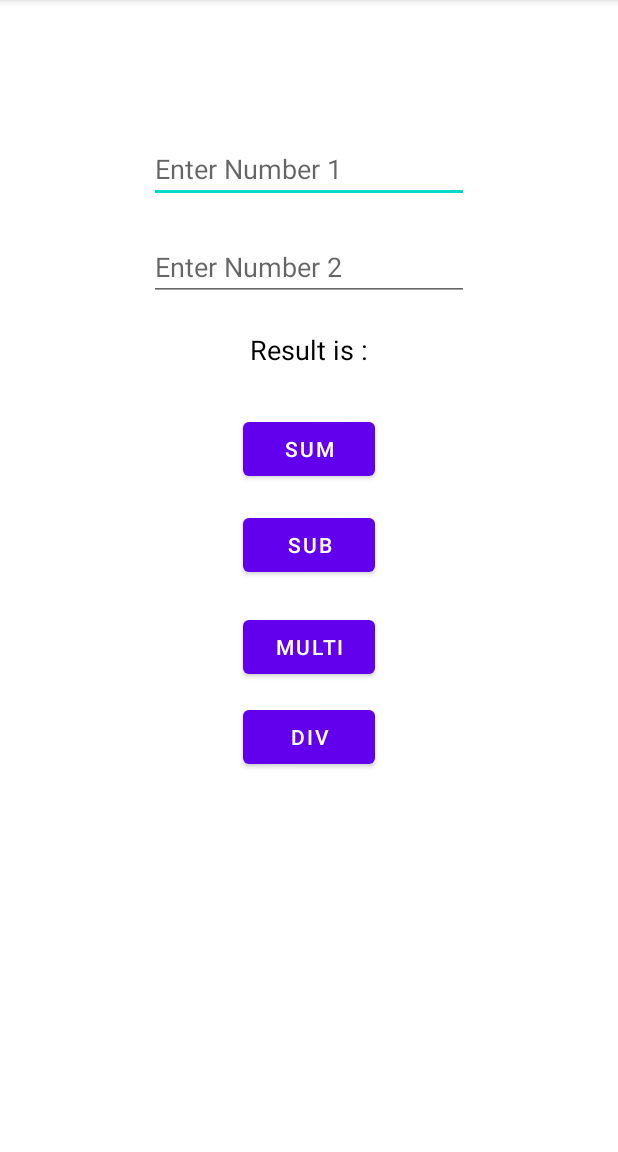
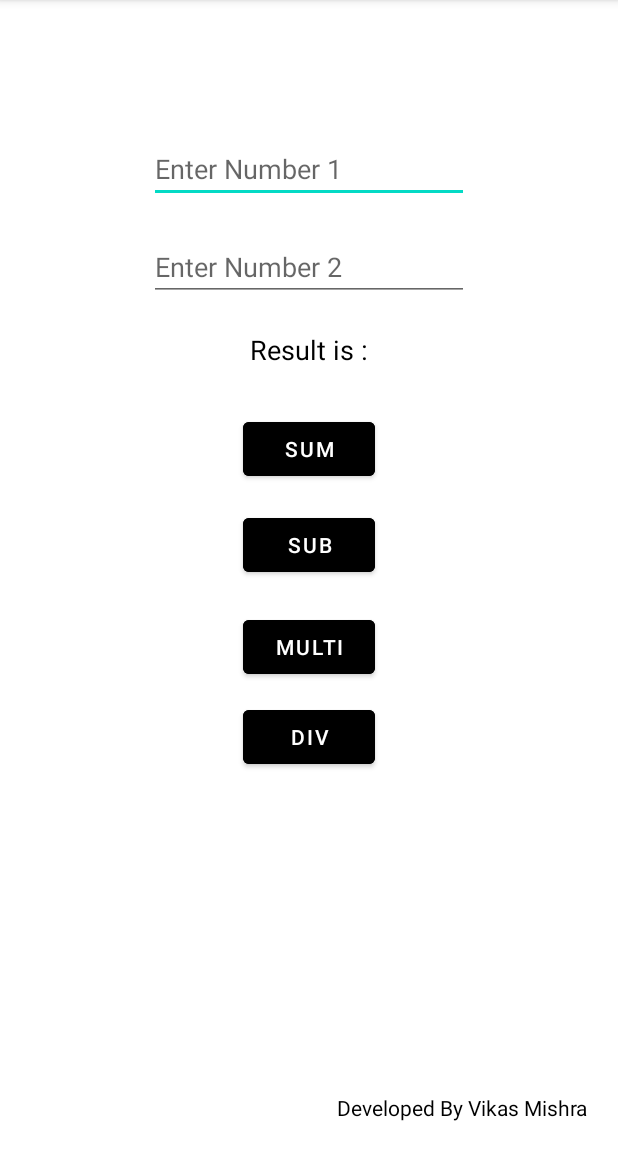
Before and after one commit to vikasmishra99195/OIBSIP-2, an Android app: the screen it shows after launch (MainActivity), on a phone screen of 412 x 824 dp, the part 84-1236 px from its top. Run offline under Robolectric (Android 15) with nearby library versions, the phone set to English and light mode, and no system bars.

Commit message:
Simple Calculator App

```diff
--- a/app/src/main/res/layout/activity_main.xml
+++ b/app/src/main/res/layout/activity_main.xml
@@ -44,6 +44,7 @@
         android:layout_height="wrap_content"
         android:onClick="btnsum"
         android:text="SUM"
+        android:backgroundTint="@color/black"
         android:layout_below="@+id/tvResult"
         android:layout_centerHorizontal="true"
         android:layout_marginTop="30dp"
@@ -56,6 +57,7 @@
         android:layout_marginTop="16dp"
         android:onClick="btnsub"
         android:text="SUB"
+        android:backgroundTint="@color/black"
         android:layout_below="@+id/button"
         android:layout_centerHorizontal="true"
         />
@@ -67,6 +69,7 @@
         android:layout_marginTop="20dp"
         android:onClick="btnmulti"
         android:text="MULTI"
+        android:backgroundTint="@color/black"
         android:layout_centerHorizontal="true"
         android:layout_below="@id/button2"/>
 
@@ -77,8 +80,17 @@
         android:layout_marginTop="12dp"
         android:onClick="btndiv"
         android:text="DIV"
+        android:backgroundTint="@color/black"
         android:layout_below="@+id/button3"
-        android:layout_centerHorizontal="true"
- />
+        android:layout_centerHorizontal="true" />
+
+    <TextView
+        android:layout_width="wrap_content"
+        android:layout_height="wrap_content"
+        android:layout_alignParentBottom="true"
+        android:text="Developed By Vikas Mishra"
+        android:textColor="@color/black"
+        android:layout_alignParentEnd="true"
+        android:layout_margin="20dp"/>
 
 </RelativeLayout>
```
